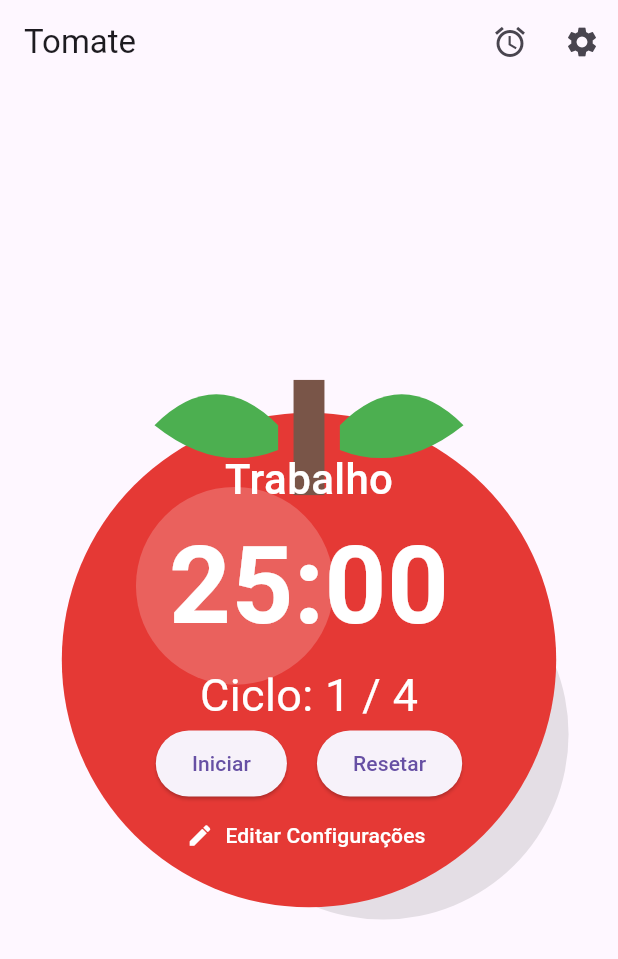
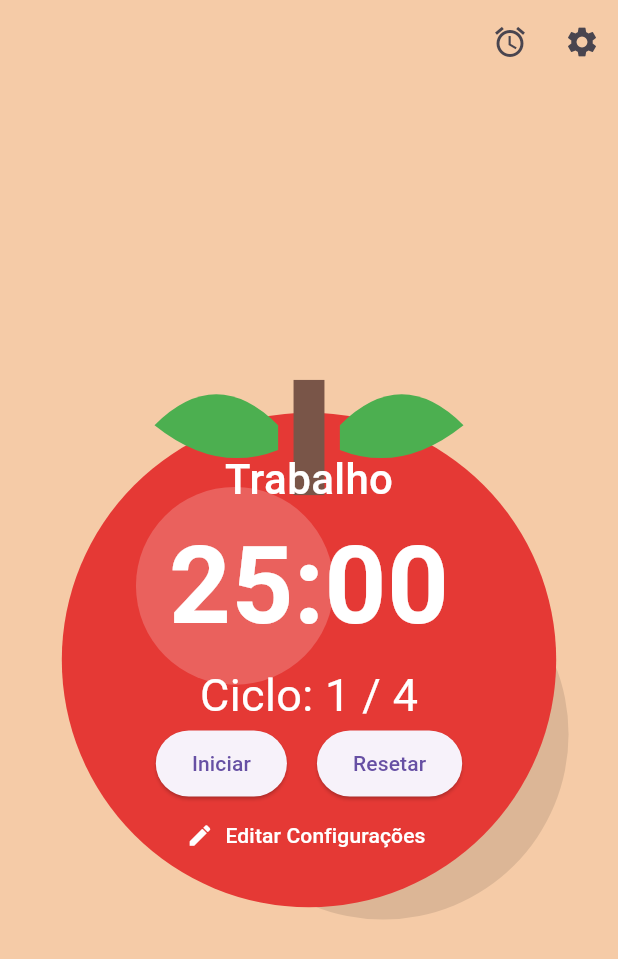
Before and after one commit to rubekx/pomodoro-app, a Flutter app: the screen it shows after launch, on a phone screen of 412 x 824 dp. Shown: the top 959 px of the screen. Run offline on Flutter 3.47's test engine with Material 3 defaults, Android fonts, the phone set to English and light mode, and no system bars; missing offline and left inert: flutter_ringtone_player.

Commit message:
update background color

```diff
--- a/lib/tomate.dart
+++ b/lib/tomate.dart
@@ -350,8 +350,10 @@ class _TomateAppleTimerState extends State<TomateAppleTimer> {
   @override
   Widget build(BuildContext context) {
     return Scaffold(
+      backgroundColor: const Color(0xFFF5CBA7),
       appBar: AppBar(
-        title: Text('Tomate'),
+        backgroundColor: const Color(0xFFF5CBA7),
+        // title: Text('Tomate'),
         actions: [
           IconButton(
             icon: Icon(getAlarmIcon()),
```
Also changed, not shown: 1 other file.
